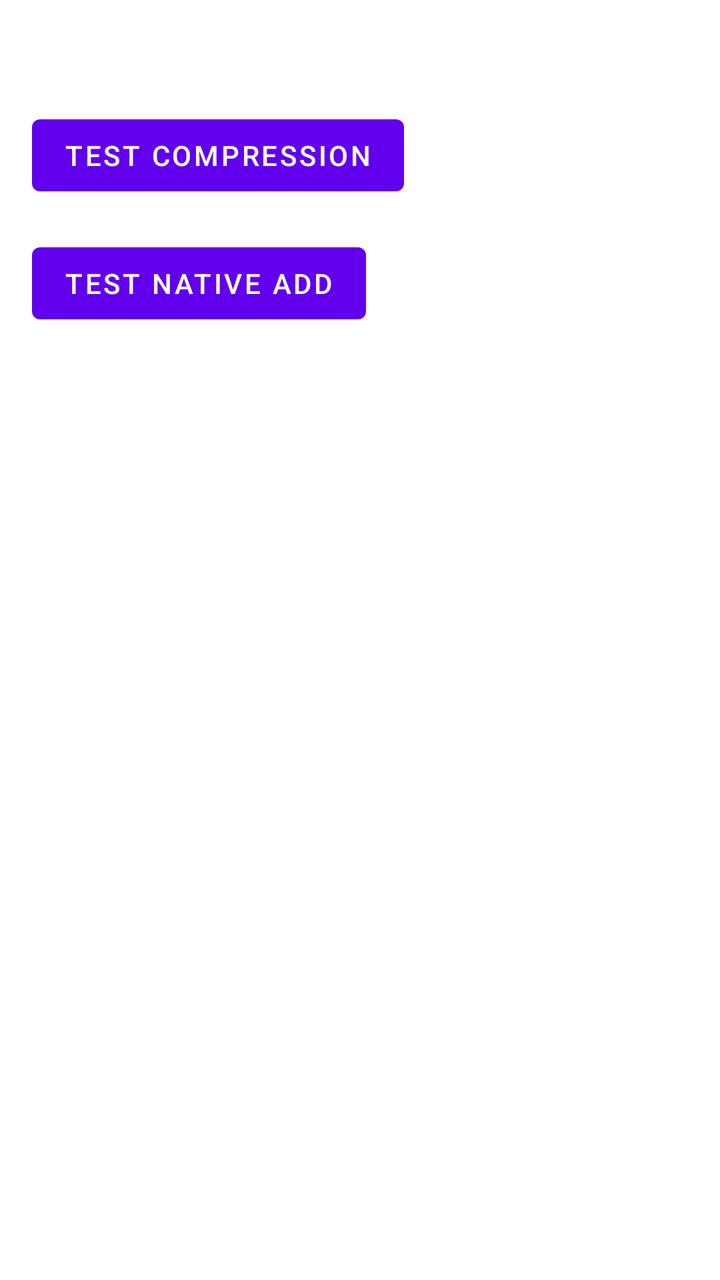
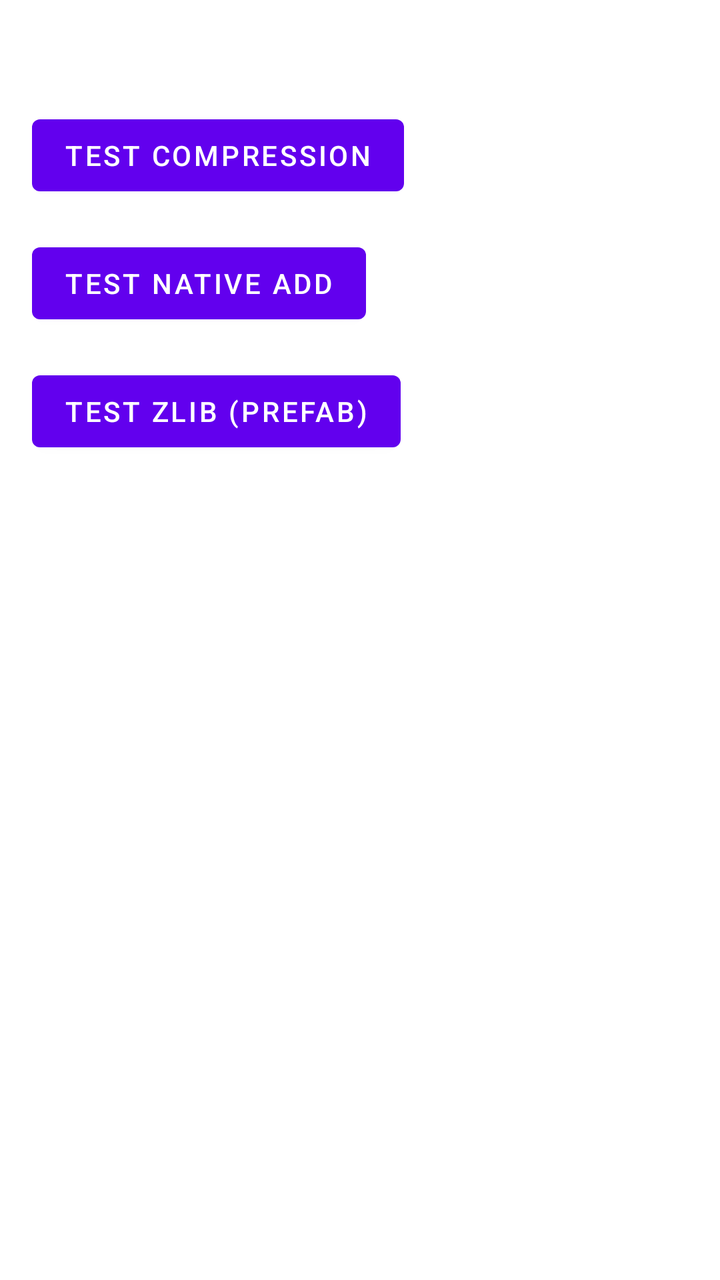

Screens rendered from an Android XML layout before and after an edit, with the pre-edit source and the edit as a unified diff.
<!-- AndroidManifest.xml: fallback theme Theme.MaterialComponents.DayNight.NoActionBar -->
<!-- res/layout/activity_main.xml -->
<?xml version="1.0" encoding="utf-8"?>
<LinearLayout xmlns:android="http://schemas.android.com/apk/res/android"
    android:layout_width="match_parent"
    android:layout_height="match_parent"
    android:orientation="vertical"
    android:padding="16dp">

    <TextView
        android:id="@+id/text_view"
        android:layout_width="match_parent"
        android:layout_height="wrap_content"
        android:textSize="16sp" />

    <Button
        android:id="@+id/btn_compress"
        android:layout_width="wrap_content"
        android:layout_height="wrap_content"
        android:layout_marginTop="16dp"
        android:text="Test Compression" />

    <Button
        android:id="@+id/btn_add"
        android:layout_width="wrap_content"
        android:layout_height="wrap_content"
        android:layout_marginTop="16dp"
        android:text="Test Native Add" />

</LinearLayout>
<!-- resources referenced by this layout -->
<resources>

</resources>

<!-- the commit's change to res/layout/activity_main.xml (unified diff, before → after) -->
@@ -25,4 +25,11 @@
         android:layout_marginTop="16dp"
         android:text="Test Native Add" />
 
+    <Button
+        android:id="@+id/btn_zlib"
+        android:layout_width="wrap_content"
+        android:layout_height="wrap_content"
+        android:layout_marginTop="16dp"
+        android:text="Test Zlib (Prefab)" />
+
 </LinearLayout>
